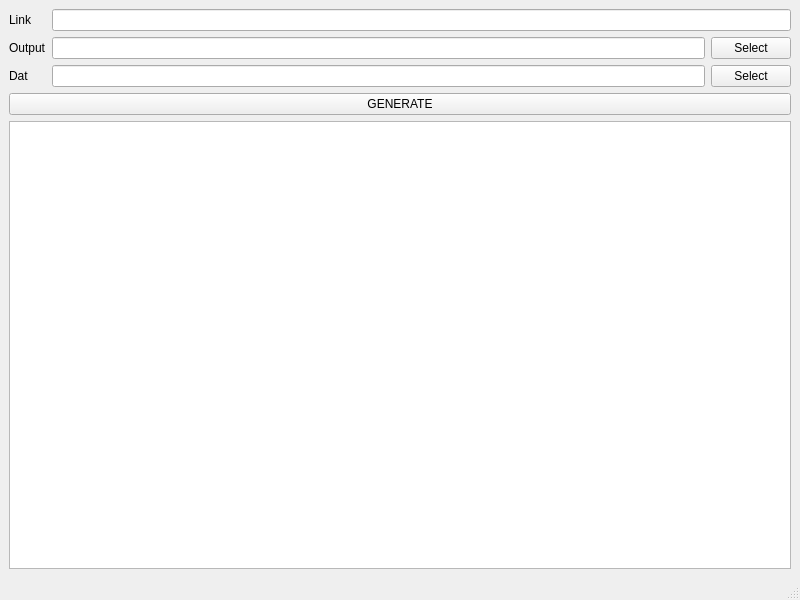
Abbath/WeatherGen, file weather_gen.ui: the form before one commit.
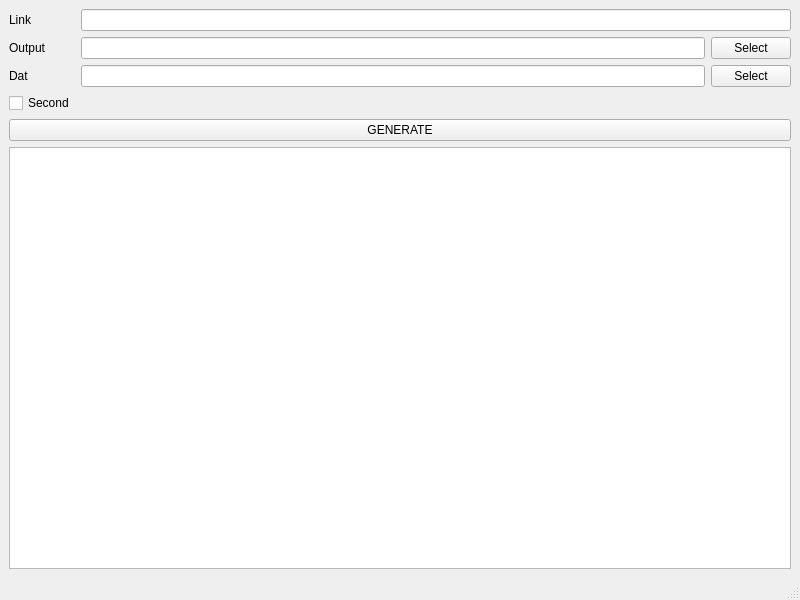
The form after the commit.

Diff of the .ui file:
```diff
--- a/weather_gen.ui
+++ b/weather_gen.ui
@@ -32,7 +32,7 @@
       </property>
      </widget>
     </item>
-    <item row="3" column="0" colspan="3">
+    <item row="4" column="0" colspan="3">
      <widget class="QPushButton" name="generate">
       <property name="sizePolicy">
        <sizepolicy hsizetype="Minimum" vsizetype="Maximum">
@@ -55,7 +55,7 @@
     <item row="0" column="1" colspan="2">
      <widget class="QLineEdit" name="link"/>
     </item>
-    <item row="4" column="0" colspan="3">
+    <item row="5" column="0" colspan="3">
      <widget class="QPlainTextEdit" name="log"/>
     </item>
     <item row="2" column="2">
@@ -75,6 +75,13 @@
       </property>
      </widget>
     </item>
+    <item row="3" column="0">
+     <widget class="QCheckBox" name="second">
+      <property name="text">
+       <string>Second</string>
+      </property>
+     </widget>
+    </item>
    </layout>
   </widget>
   <widget class="QMenuBar" name="menubar">
```
